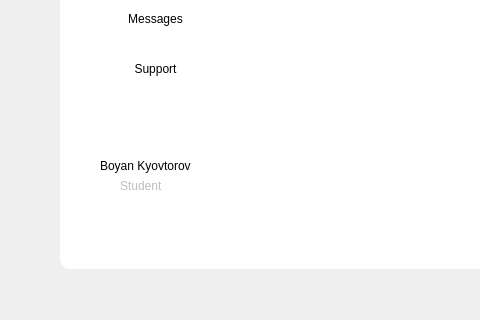
This is mainwindow.ui in codingburgas/school-project-assignment-insight as Qt 5 draws it before an edit; both pictures show x 0 to 480 and y 512 to 832 of the 1280 by 832 pixel window. The edited form follows.
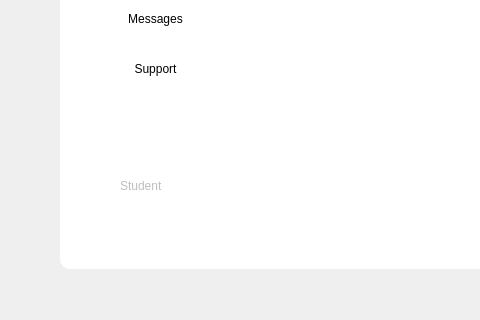
This is the edited form. The open tabs and pages were chosen to show the change. Icons and pictures are not drawn.

Commit message: Homepage init

Diff of the .ui file:
```diff
--- a/mainwindow.ui
+++ b/mainwindow.ui
@@ -404,7 +404,7 @@
      <string notr="true">color:black;</string>
     </property>
     <property name="text">
-     <string>Boyan Kyovtorov</string>
+     <string/>
     </property>
    </widget>
    <widget class="QLabel" name="role_LA">
```
Left out of the diff: 3 changed lines with no effect on the pictures. The commit also changes 2 other files.
